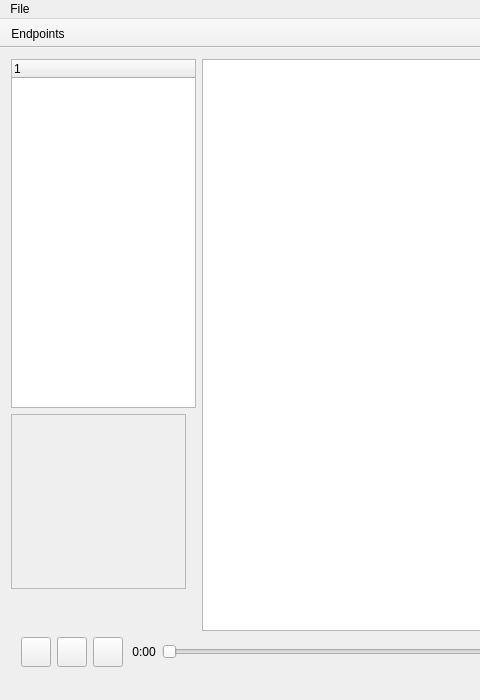
Qt form qt/QTWidgetUI/mainwindow.ui (jderehag/spotifyserver) before a commit; both pictures show x 0 to 480 and y 0 to 700 of the 953 by 700 pixel window.
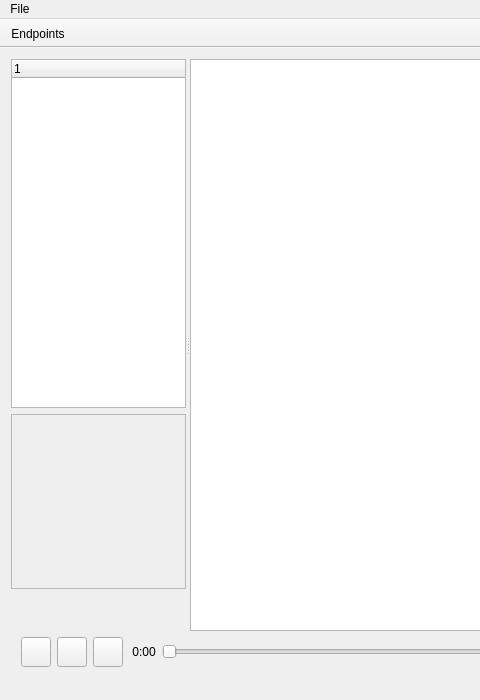
The same form after that commit.

Commit message: Replaced qt layout with a splitter

```diff
--- a/qt/QTWidgetUI/mainwindow.ui
+++ b/qt/QTWidgetUI/mainwindow.ui
@@ -18,12 +18,23 @@
     <item>
      <layout class="QVBoxLayout" name="verticalLayout" stretch="1,0">
       <item>
-       <layout class="QHBoxLayout" name="centerLayout" stretch="1,4">
-        <item>
+       <widget class="QSplitter" name="splitter">
+        <property name="sizePolicy">
+         <sizepolicy hsizetype="Expanding" vsizetype="Preferred">
+          <horstretch>0</horstretch>
+          <verstretch>0</verstretch>
+         </sizepolicy>
+        </property>
+        <property name="orientation">
+         <enum>Qt::Horizontal</enum>
+        </property>
+        <property name="childrenCollapsible">
+         <bool>false</bool>
+        </property>
          <widget class="QFrame" name="leftFrame">
           <property name="sizePolicy">
            <sizepolicy hsizetype="Preferred" vsizetype="Preferred">
-            <horstretch>0</horstretch>
+           <horstretch>1</horstretch>
             <verstretch>0</verstretch>
            </sizepolicy>
           </property>
@@ -149,8 +160,6 @@
            </item>
           </layout>
          </widget>
-        </item>
-        <item>
          <widget class="QStackedWidget" name="stackedWidget">
           <property name="sizePolicy">
            <sizepolicy hsizetype="Expanding" vsizetype="Expanding">
@@ -158,6 +167,12 @@
             <verstretch>1</verstretch>
            </sizepolicy>
           </property>
+         <property name="minimumSize">
+          <size>
+           <width>300</width>
+           <height>0</height>
+          </size>
+         </property>
           <widget class="QWidget" name="playlistPage">
            <property name="sizePolicy">
             <sizepolicy hsizetype="Expanding" vsizetype="Expanding">
@@ -256,8 +271,7 @@
            </layout>
           </widget>
          </widget>
-        </item>
-       </layout>
+       </widget>
       </item>
       <item>
        <layout class="QHBoxLayout" name="playBar">
```
Lines whose indentation alone changed are shown as unchanged.
